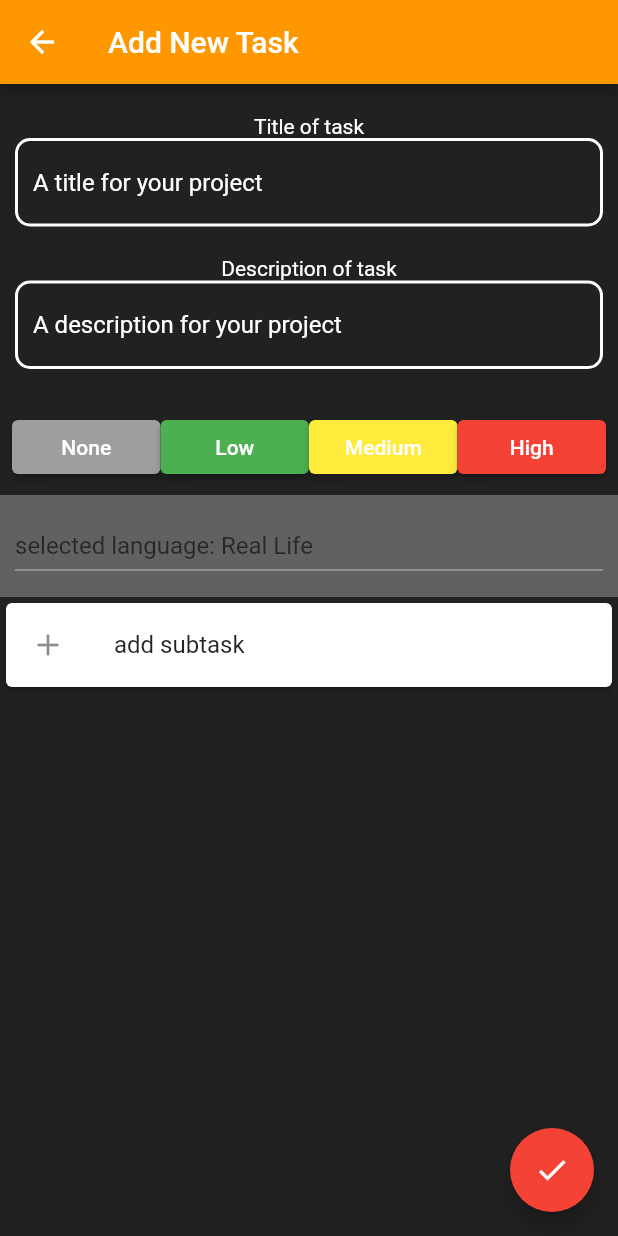
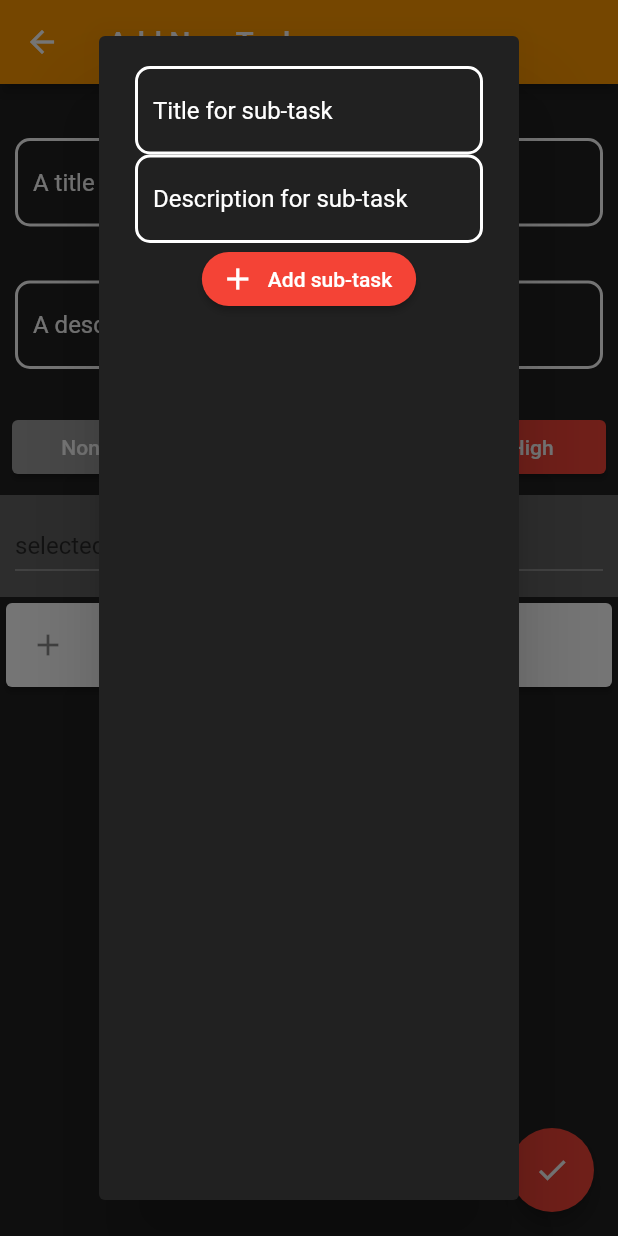
Before and after one commit to semerded/project_to_do_list, a Flutter app: the AddTaskScreen screen opened directly, after a tap on "add subtask", on a phone screen of 412 x 824 dp. Run offline on Flutter 3.47's test engine with Material 2 defaults, Android fonts, the phone set to English and light mode, and no system bars.

Commit message:
added the ability to add subtasks and made a fixed searchbar

```diff
--- a/lib/main.dart
+++ b/lib/main.dart
@@ -3,11 +3,11 @@ import 'package:flutter/material.dart';
 import 'package:flutter/services.dart' show rootBundle;
 
 const String jsonFilePath = "assets/toDoSaveFile.json";
-List<dynamic> toDoTasks = [];
+Map<String, dynamic> toDoTasks = {};
 List<String> colorSchemeChoice = ['Green', 'Red', 'Blue', 'Orange', 'Purple'];
 Map<String, MaterialColor> colorSchemeReference = {'Green': Colors.green, 'Red': Colors.red, 'Blue': Colors.blue, 'Orange': Colors.orange, 'Purple': Colors.purple};
 
-List<String> programmingLanguagesChoice = ['Real Life', 'Python', 'HTML', 'Java', 'Flutter', 'C++', 'Arduino', 'Kotlin', 'My Website', 'Other'];
+List<String> taskCatergorieChoice = ['Real Life', 'Python', 'HTML', 'Java', 'Flutter', 'C++', 'Arduino', 'Kotlin', 'My Website', 'Other'];
 
 Map<String, dynamic> userPresets = {"colorSchemeChoice": "Orange", "showProgrammingColor": true, "darkMode": true, "onlySearchInTitle": false};
 
@@ -17,11 +17,9 @@ bool darkMode = userPresets["darkMode"];
 bool onlySearchInTitle = userPresets["onlySearchInTitle"];
 // TODO maak json map
 
-// test() {
-//   return  Colors.white;
-// }
+// TODO add customizable taskTypeChoices
 
-Future<List<dynamic>> readJson() async {
+Future<Map<String, dynamic>> readJson() async {
   final String jsonString = await rootBundle.loadString(jsonFilePath);
   return jsonDecode(jsonString);
 }
@@ -66,6 +64,16 @@ class AppLayout {
   }
 }
 
+class Data {
+  // TODO change name
+  static String checkIfTaskTypeIsValid(taskTypeOfTask) {
+    if (taskCatergorieChoice.contains(taskTypeOfTask)) {
+      return taskTypeOfTask;
+    }
+    return "Other";
+  }
+}
+
 APPcolorScheme colorScheme = APPcolorScheme();
 
 //////////
@@ -88,21 +96,42 @@ class _APPState extends State<APP> {
   @override
   void initState() {
     super.initState();
-    readJson().then((List<dynamic> value) {
+    readJson().then((Map<String, dynamic> value) {
       setState(() {
         toDoTasks = value;
       });
     });
   }
 
-  List<String> filterLanguage = [];
+  Widget placeToDoTasks(currentTab) {
+    List<dynamic> toDoTasksPerCategoryOfCompletion = toDoTasks[currentTab];
+    return ListView.builder(
+      itemCount: toDoTasksPerCategoryOfCompletion.length,
+      itemBuilder: (context, index) {
+        Map<String, dynamic> indexData = toDoTasksPerCategoryOfCompletion[index];
+        return Card(
+          color: colorScheme.card,
+          elevation: 2,
+          child: ListTile(
+            textColor: colorScheme.text,
+            leading: Text(indexData["priority"].toString()),
+            title: Text(indexData["title"].toString()),
+            subtitle: Text(indexData["description"]),
+            trailing: Text(Data.checkIfTaskTypeIsValid(indexData["taskType"].toString())),
+          ),
+        );
+      },
+    );
+  }
+
+  List<String> filterTaskType = [];
 
   @override
   Widget build(BuildContext context) {
     return MaterialApp(
       home: DefaultTabController(
         animationDuration: const Duration(milliseconds: 300),
-        length: 2,
+        length: 3,
         child: Scaffold(
           backgroundColor: colorScheme.background,
           appBar: AppBar(
@@ -111,7 +140,7 @@ class _APPState extends State<APP> {
               child: Text("The Project To Do List"),
             ),
             bottom: const TabBar(
-              tabs: [Text("In Progress"), Text("Done")],
+              tabs: [Text("To Do"), Text("In Progress"), Text("Done")],
             ),
             actions: [
               IconButton(
@@ -133,7 +162,7 @@ class _APPState extends State<APP> {
           ),
 
           // main body
-          body: TabBarView(
+          body: Column(
             children: [
               Padding(
                 padding: const EdgeInsets.only(left: 10, right: 10),
@@ -154,22 +183,14 @@ class _APPState extends State<APP> {
                   onChanged: (value) {},
                 ),
               ),
-              ListView.builder(
-                itemCount: toDoTasks.length,
-                itemBuilder: (context, index) {
-                  Map<String, dynamic> indexData = toDoTasks[index];
-                  return Card(
-                    color: colorScheme.card,
-                    elevation: 2,
-                    child: ListTile(
-                      textColor: colorScheme.text,
-                      leading: Text(indexData["priority"].toString()),
-                      title: Text(indexData["title"].toString()),
-                      subtitle: Text(indexData["description"]),
-                      trailing: Text(indexData["language"].toString()),
-                    ),
-                  );
-                },
+              Expanded(
+                child: TabBarView(
+                  children: [
+                    placeToDoTasks("toDo"),
+                    placeToDoTasks("inProgress"),
+                    placeToDoTasks("completed"),
+                  ],
+                ),
               ),
             ],
           ),
@@ -188,17 +209,24 @@ class _APPState extends State<APP> {
             children: [
               ElevatedButton(
                 onPressed: null,
-                child: Icon(Icons.cancel_outlined),
+                style: ElevatedButton.styleFrom(
+                  shape: RoundedRectangleBorder(
+                    side: BorderSide(width: 1, color: colorScheme.text),
+                    borderRadius: BorderRadius.circular(5),
+                  ),
+                ),
+                child: Icon(Icons.cancel_outlined, color: colorScheme.text),
               ),
-              Expanded(
+              Flexible(
                 child: SizedBox(
                   height: 30,
                   child: ListView(
+                    shrinkWrap: true,
                     scrollDirection: Axis.horizontal,
                     children: [
                       ElevatedButton(
                         onPressed: () => setState(() {
-                          filterLanguage[1];
+                          filterTaskType[1];
                         }),
                         style: ElevatedButton.styleFrom(backgroundColor: Colors.grey),
                         child: const Text("Real Life"),
@@ -272,10 +300,10 @@ class AddTaskScreen extends StatefulWidget {
 
 class _AddTaskScreenState extends State<AddTaskScreen> {
   String taskTitle = "New Task";
-  String programmingLanguage = programmingLanguagesChoice.first;
-  Map<String, bool> criteriasFilledIn = {"title": false, "language": true, "priority": false};
-  Map<String, dynamic> newTaskData = {"title": "", "description": "", "language": "", "priority": "", "subtasks": []};
-  Map<String, String> newSubTaskData = {"title": "", "subtitle": ""};
+  String taskType = taskCatergorieChoice.first;
+  Map<String, bool> criteriasFilledIn = {"title": false, "taskType": true, "priority": false};
+  Map<String, dynamic> newTaskData = {"title": "", "description": "", "taskType": "", "priority": "", "subtasks": []};
+  Map<String, String> newSubTaskData = {"title": "", "description": ""};
 
   bool checkIfAllCriteriaIsFilledIn(criteriaList) {
     bool allCriteriaFilledIn = true;
@@ -431,11 +459,11 @@ class _AddTaskScreenState extends State<AddTaskScreen> {
             child: DropdownButton(
               dropdownColor: Colors.grey[700],
               isExpanded: true,
-              hint: Text("selected language: $programmingLanguage"),
+              hint: Text("selected task type: $taskType"),
               borderRadius: BorderRadius.circular(10),
               icon: const Icon(Icons.keyboard_arrow_down),
               padding: const EdgeInsets.all(10),
-              items: programmingLanguagesChoice.map(
+              items: taskCatergorieChoice.map(
                 (String value) {
                   return DropdownMenuItem(
                     value: value,
@@ -444,10 +472,10 @@ class _AddTaskScreenState extends State<AddTaskScreen> {
                 },
               ).toList(),
               onChanged: (value) {
-                newTaskData["language"] = value!;
+                newTaskData["taskType"] = value!;
                 setState(() {
-                  programmingLanguage = value;
-                  criteriasFilledIn["language"] = true;
+                  taskType = value;
+                  criteriasFilledIn["taskType"] = true;
                 });
               },
             ),
@@ -457,7 +485,67 @@ class _AddTaskScreenState extends State<AddTaskScreen> {
             child: ListTile(
               leading: Icon(Icons.add),
               title: Text("add subtask"),
-              onTap: () => null,
+              onTap: () {
+                showDialog(
+                  context: context,
+                  builder: ((context) => AlertDialog(
+                        backgroundColor: colorScheme.background,
+                        content: Stack(
+                          children: [
+                            Form(
+                              child: Column(
+                                children: [
+                                  TextField(
+                                    decoration: InputDecoration(
+                                      enabledBorder: AppLayout.inactiveBorder(),
+                                      focusedBorder: AppLayout.activeBorder(),
+                                      hintText: "Title for sub-task",
+                                      hintStyle: TextStyle(color: colorScheme.text),
+                                    ),
+                                    style: TextStyle(color: colorScheme.text),
+                                    cursorColor: colorScheme.primary,
+                                    onChanged: (value) => setState(() {
+                                      newSubTaskData["title"] = value;
+                                    }),
+                                  ),
+                                  TextField(
+                                    decoration: InputDecoration(
+                                      enabledBorder: AppLayout.inactiveBorder(),
+                                      focusedBorder: AppLayout.activeBorder(),
+                                      hintText: "Description for sub-task",
+                                      hintStyle: TextStyle(color: colorScheme.text),
+                                    ),
+                                    style: TextStyle(color: colorScheme.text),
+                                    cursorColor: colorScheme.primary,
+                                    onChanged: (value) => newSubTaskData["description"] = value,
+                                  ),
+                                  ElevatedButton.icon(
+                                    onPressed: () {
+                                      setState(() {
+                                        if (newSubTaskData["title"] != "") {
+                                          newTaskData["subtasks"].add(Map<String, String>.from(newSubTaskData));
+                                          newSubTaskData["title"] = "";
+                                          newSubTaskData["description"] = "";
+                                        }
+                                      });
+                                    },
+                                    style: ElevatedButton.styleFrom(
+                                      backgroundColor: newSubTaskData["title"] != "" ? Colors.green : Colors.red,
+                                      shape: RoundedRectangleBorder(
+                                        borderRadius: BorderRadius.circular(26),
+                                      ),
+                                    ),
+                                    label: const Text("Add sub-task"),
+                                    icon: const Icon(Icons.add),
+                                  )
+                                ],
+                              ),
+                            )
+                          ],
+                        ),
+                      )),
+                );
+              },
             ),
           ),
           Expanded(
@@ -465,8 +553,21 @@ class _AddTaskScreenState extends State<AddTaskScreen> {
               itemCount: newTaskData["subtasks"].length,
               itemBuilder: (context, index) {
                 Map<String, String> subtask = newTaskData["subtasks"][index];
-                return _subtaskCard(subtask["title"]!, subtask["subtitle"]!);
-
+                return Card(
+                  color: colorScheme.card,
+                  elevation: 2,
+                  child: ListTile(
+                    title: Text(subtask["title"]!),
+                    subtitle: Text(subtask["description"]!),
+                    trailing: IconButton(
+                        onPressed: () {
+                          setState(() {
+                            newTaskData["subtasks"].removeAt(index);
+                          });
+                        },
+                        icon: const Icon(Icons.delete_forever)),
+                  ),
+                );
               },
             ),
           )
@@ -577,20 +678,8 @@ class _SettingsMenuState extends State<SettingsMenu> {
   }
 }
 
-Widget _subtaskCard(String title, String subtitle) {
- return Card(
-    color: colorScheme.card,
-    elevation: 2,
-    child: ListTile(
-      title: Text(title),
-      subtitle: Text(subtitle),
-    ),
-  );
-}
-
-
 Widget _settingsCard({dynamic leading, dynamic title}) {
- return Card(
+  return Card(
     color: colorScheme.card,
     elevation: 2,
     child: ListTile(
@@ -600,7 +689,6 @@ Widget _settingsCard({dynamic leading, dynamic title}) {
   );
 }
 
-
 Widget _settingsCardTitle(String title) {
   return Text(
     title,
```
Also changed, not shown: assets/toDoSaveFile.json (+12 -6 lines).
